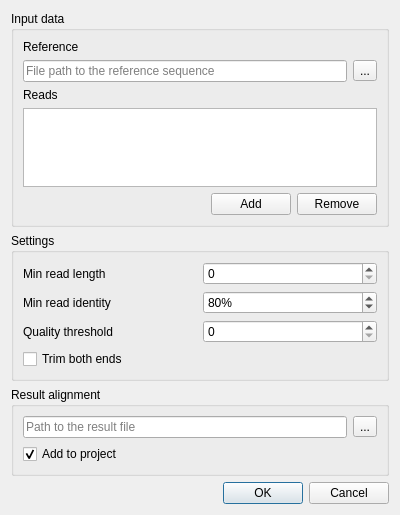
The window that src/plugins/external_tool_support/src/utils/AlignToReferenceBlastDialog.ui (violethaze74/ugene) describes before a commit, drawn with Qt 5.
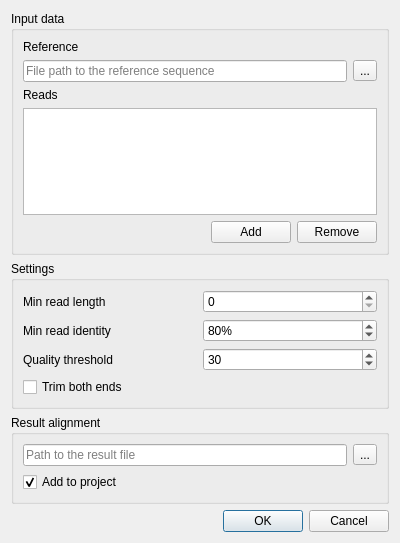
The same window after the commit.

Commit message: UGENE-5325: post-review fix

Diff of the .ui file:
```diff
--- a/src/plugins/external_tool_support/src/utils/AlignToReferenceBlastDialog.ui
+++ b/src/plugins/external_tool_support/src/utils/AlignToReferenceBlastDialog.ui
@@ -7,7 +7,7 @@
     <x>0</x>
     <y>0</y>
     <width>400</width>
-    <height>515</height>
+    <height>543</height>
    </rect>
   </property>
   <property name="windowTitle">
@@ -99,7 +99,14 @@
      </property>
      <layout class="QGridLayout" name="gridLayout_2">
       <item row="0" column="1">
-       <widget class="QSpinBox" name="minLenSpinBox"/>
+       <widget class="QSpinBox" name="minLenSpinBox">
+        <property name="maximum">
+         <number>999999999</number>
+        </property>
+        <property name="singleStep">
+         <number>10</number>
+        </property>
+       </widget>
       </item>
       <item row="1" column="1">
        <widget class="QSpinBox" name="minIdentitySpinBox">
@@ -122,7 +129,14 @@
        </widget>
       </item>
       <item row="2" column="1">
-       <widget class="QSpinBox" name="qualitySpinBox"/>
+       <widget class="QSpinBox" name="qualitySpinBox">
+        <property name="maximum">
+         <number>999999999</number>
+        </property>
+        <property name="value">
+         <number>30</number>
+        </property>
+       </widget>
       </item>
       <item row="2" column="0">
        <widget class="QLabel" name="label_5">
```
The commit also changes 2 other files.
